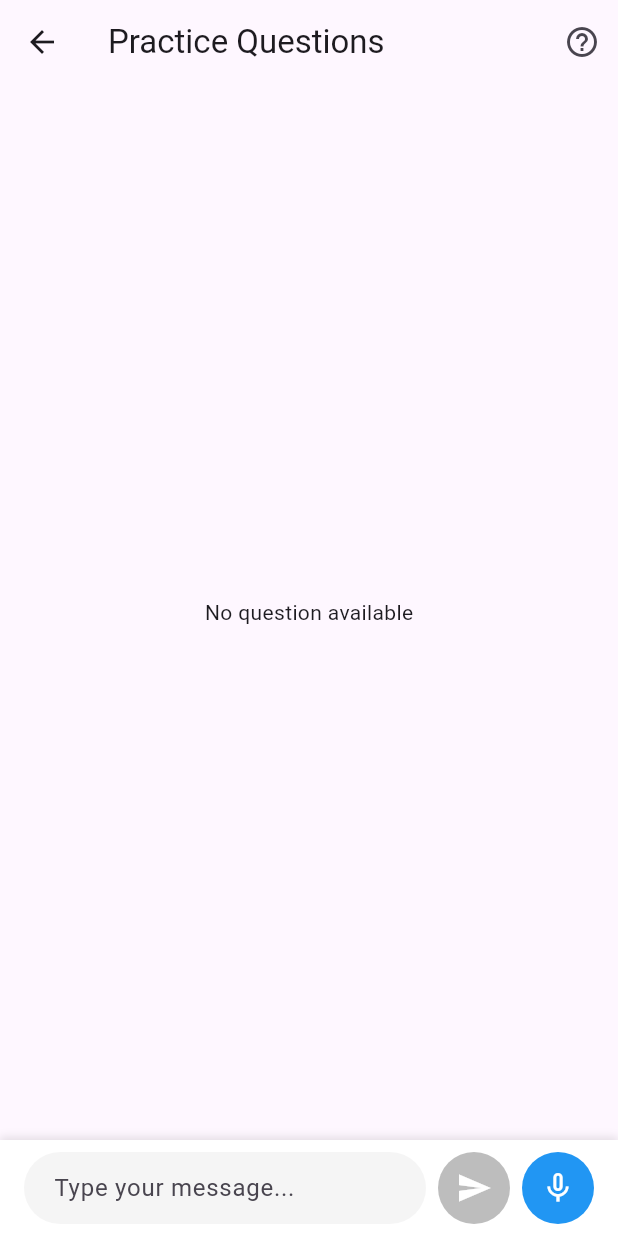
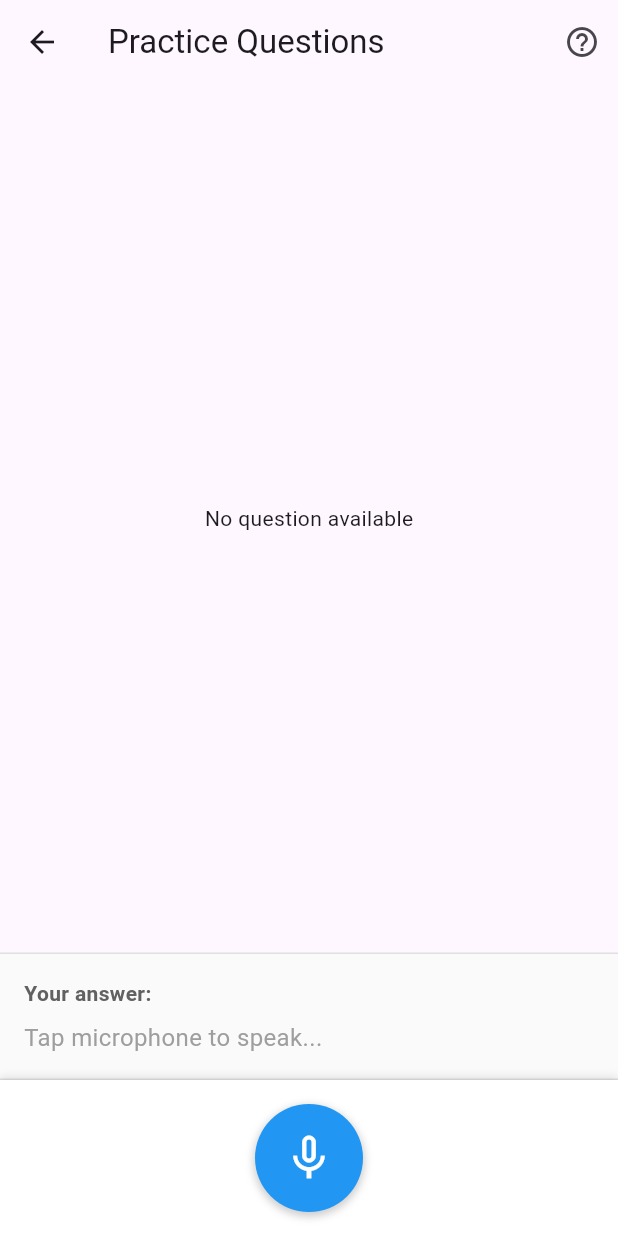
Before and after one commit to landware-inc/ai_english, a Flutter app: the QnAPracticeScreen screen opened by its route, on a phone screen of 412 x 824 dp. Run offline on Flutter 3.47's test engine with Material 3 defaults, Android fonts, the phone set to English and light mode, and no system bars; our stand-ins replace flutter_dotenv, flutter_tts, package_info_plus, shared_preferences, speech_to_text; accounts and stored records are empty.

Commit message:
질문 순서를 랜덤하게 바꾸고, 마이크 버튼을 누르는 것으로 사용자 음성의 시작과 종료를 지정하도록 함

```diff
--- a/lib/screens/qna/qna_practice_screen.dart
+++ b/lib/screens/qna/qna_practice_screen.dart
@@ -7,7 +7,7 @@ import '../../providers/qa_provider.dart';
 import '../../providers/conversation_provider.dart';
 import '../../services/speech_service.dart';
 import '../../widgets/loading_indicator.dart';
-import '../../widgets/speech_input.dart';
+import '../../widgets/voice_only_speech_input.dart'; // Import the new widget
 import '../../routes.dart';
 
 class QnAPracticeScreen extends StatefulWidget {
@@ -28,21 +28,17 @@ class _QnAPracticeScreenState extends State<QnAPracticeScreen> {
   bool _isInitialized = false;
   bool _isProcessingAnswer = false;
   bool _isShowingFeedback = false;
+  bool _shouldAutoActivateMic = false;
   String? _error;
   Map<String, dynamic>? _currentFeedback;
 
   @override
   void initState() {
     super.initState();
-
-    // Future.microtask() 사용:
-//    Future.microtask(() => _initializeSession());
-    // 또는 addPostFrameCallback 사용:
     WidgetsBinding.instance.addPostFrameCallback((_) {
       _initializeSession();
     });
   }
-
 
   Future<void> _initializeSession() async {
     try {
@@ -58,8 +54,8 @@ class _QnAPracticeScreenState extends State<QnAPracticeScreen> {
         _isInitialized = true;
       });
 
-      // Speak the current question
-      _speakCurrentQuestion();
+      // Speak the current question and auto-activate microphone after it finishes
+      _speakCurrentQuestion(autoActivateMic: true);
     } catch (e) {
       setState(() {
         _error = 'Failed to initialize session: $e';
@@ -67,13 +63,25 @@ class _QnAPracticeScreenState extends State<QnAPracticeScreen> {
     }
   }
 
-  void _speakCurrentQuestion() {
+  void _speakCurrentQuestion({bool autoActivateMic = false}) {
     final qaProvider = Provider.of<QAProvider>(context, listen: false);
     final speechService = Provider.of<SpeechService>(context, listen: false);
 
     if (qaProvider.currentQuestion != null) {
       debugPrint('Speaking question: ${qaProvider.currentQuestion?.question}');
-      speechService.speak(qaProvider.currentQuestion!.question);
+
+      setState(() {
+        _shouldAutoActivateMic = autoActivateMic;
+      });
+
+      // Use the onComplete callback to auto-activate microphone
+      speechService.speak(qaProvider.currentQuestion!.question, onComplete: () {
+        if (autoActivateMic && mounted) {
+          setState(() {
+            _shouldAutoActivateMic = true;
+          });
+        }
+      });
     } else {
       debugPrint('No question to speak');
     }
@@ -113,6 +121,10 @@ class _QnAPracticeScreenState extends State<QnAPracticeScreen> {
         }
 
         conversationProvider.addAIMessage(aiMessage);
+
+        // Speak the feedback
+        final speechService = Provider.of<SpeechService>(context, listen: false);
+        speechService.speak(aiMessage);
       } else {
         setState(() {
           _error = result['error'];
@@ -131,6 +143,10 @@ class _QnAPracticeScreenState extends State<QnAPracticeScreen> {
 
   void _moveToNextQuestion() {
     final qaProvider = Provider.of<QAProvider>(context, listen: false);
+    final speechService = Provider.of<SpeechService>(context, listen: false);
+
+    // Stop any ongoing speech
+    speechService.stopSpeaking();
 
     if (qaProvider.hasMoreQuestions) {
       final success = qaProvider.moveToNextQuestion();
@@ -141,8 +157,8 @@ class _QnAPracticeScreenState extends State<QnAPracticeScreen> {
           _currentFeedback = null;
         });
 
-        // Speak the new question
-        _speakCurrentQuestion();
+        // Speak the new question and auto-activate microphone after
+        _speakCurrentQuestion(autoActivateMic: true);
       }
     } else {
       // End of questions, complete the session
@@ -262,14 +278,15 @@ class _QnAPracticeScreenState extends State<QnAPracticeScreen> {
           child: _buildQuestionArea(),
         ),
 
-        // Answer input area
+        // Voice input area (using our new widget)
         if (!_isShowingFeedback)
           Consumer<QAProvider>(
             builder: (context, qaProvider, child) {
-              return SpeechInput(
+              return VoiceOnlySpeechInput(
                 onSendMessage: _processAnswer,
                 isProcessing: _isProcessingAnswer,
                 processingStatus: 'Evaluating your answer...',
+                autoActivate: _shouldAutoActivateMic,
               );
             },
           ),
@@ -433,8 +450,7 @@ class _QnAPracticeScreenState extends State<QnAPracticeScreen> {
 
               const SizedBox(height: 24),
 
-              // Instructions
-              if (!_isShowingFeedback)
+              // Instructions - simpler now with voice-only mode
               Container(
                 padding: const EdgeInsets.all(16),
                 decoration: BoxDecoration(
@@ -444,15 +460,21 @@ class _QnAPracticeScreenState extends State<QnAPracticeScreen> {
                 child: Column(
                   crossAxisAlignment: CrossAxisAlignment.start,
                   children: [
+                    Row(
+                      children: [
+                        Icon(Icons.mic, color: Colors.blue.shade700),
+                        const SizedBox(width: 8),
                         const Text(
-                        'Instructions:',
+                          'Voice Mode Active',
                           style: TextStyle(
                             fontWeight: FontWeight.bold,
                           ),
                         ),
+                      ],
+                    ),
                     const SizedBox(height: 8),
                     const Text(
-                        'Answer the question above. You can type your answer or use the microphone button to speak.',
+                      'Tap the microphone button to speak your answer. The microphone will activate automatically after each question.',
                     ),
                     const SizedBox(height: 8),
                     if (question.keywords.isNotEmpty)
@@ -560,23 +582,23 @@ class _QnAPracticeScreenState extends State<QnAPracticeScreen> {
     showDialog(
       context: context,
       builder: (context) => AlertDialog(
-        title: const Text('How to Practice'),
+        title: const Text('Voice Mode Instructions'),
         content: Column(
           mainAxisSize: MainAxisSize.min,
           crossAxisAlignment: CrossAxisAlignment.start,
           children: const [
-            Text('1. Read the question carefully'),
+            Text('1. Listen to the question being read'),
             SizedBox(height: 8),
-            Text('2. Type your answer or use the microphone to speak it'),
+            Text('2. The microphone will automatically activate when the question finishes'),
             SizedBox(height: 8),
-            Text('3. Submit your answer for evaluation'),
+            Text('3. Speak your answer clearly'),
             SizedBox(height: 8),
-            Text('4. Review the feedback and correct answers'),
+            Text('4. Tap the microphone again if you need to stop or restart'),
             SizedBox(height: 8),
-            Text('5. Continue to the next question'),
+            Text('5. Listen to the feedback and tap "Next Question" to continue'),
             SizedBox(height: 16),
             Text(
-              'Note: Long-press the microphone button to start recording. Release when finished.',
+              'The microphone icon will turn red when it\'s listening to your answer.',
               style: TextStyle(fontStyle: FontStyle.italic),
             ),
           ],
--- /dev/null
+++ b/lib/widgets/voice_only_speech_input.dart
@@ -0,0 +1,374 @@
+// lib/widgets/voice_only_speech_input.dart
+
+import 'package:flutter/material.dart';
+import 'package:provider/provider.dart';
+import '../services/speech_service.dart';
+
+class VoiceOnlySpeechInput extends StatefulWidget {
+  final Function(String) onSendMessage;
+  final bool isProcessing;
+  final String processingStatus;
+  final bool autoActivate;
+
+  const VoiceOnlySpeechInput({
+    Key? key,
+    required this.onSendMessage,
+    this.isProcessing = false,
+    this.processingStatus = '',
+    this.autoActivate = false,
+  }) : super(key: key);
+
+  @override
+  State<VoiceOnlySpeechInput> createState() => _VoiceOnlySpeechInputState();
+}
+
+class _VoiceOnlySpeechInputState extends State<VoiceOnlySpeechInput> {
+  bool _isListening = false;
+  String _recognizedText = '';
+  String _listeningStatus = '';
+  bool _micActivationPending = false;
+
+  @override
+  void initState() {
+    super.initState();
+
+    // Auto-activate microphone if requested (will be checked if TTS is not speaking first)
+    if (widget.autoActivate) {
+      setState(() {
+        _micActivationPending = true;
+      });
+
+      // Check on next frame if TTS is speaking
+      WidgetsBinding.instance.addPostFrameCallback((_) {
+        _checkAndActivateMicrophone();
+      });
+    }
+  }
+
+  // Check if TTS is speaking and only activate microphone if it's not
+  Future<void> _checkAndActivateMicrophone() async {
+    if (!mounted) return;
+
+    final speechService = Provider.of<SpeechService>(context, listen: false);
+    final isSpeaking = await speechService.isSpeaking();
+
+    if (!isSpeaking && _micActivationPending && mounted) {
+      setState(() {
+        _micActivationPending = false;
+      });
+      _activateMicrophone(speechService);
+    } else if (isSpeaking && _micActivationPending && mounted) {
+      // If TTS is speaking, wait for it to finish and then check again
+      speechService.onTtsCompletion(() {
+        if (mounted) {
+          _checkAndActivateMicrophone();
+        }
+      });
+    }
+  }
+
+  @override
+  Widget build(BuildContext context) {
+    final speechService = Provider.of<SpeechService>(context);
+    final isTtsSpeaking = speechService.isSpeakingSync;
+
+    return Column(
+      children: [
+        // Recognized text display - always show this container but with empty or filled content
+        Container(
+          padding: const EdgeInsets.all(16),
+          width: double.infinity,
+          decoration: BoxDecoration(
+            color: Colors.grey.shade50,
+            border: Border(
+              top: BorderSide(color: Colors.grey.shade300, width: 1),
+              bottom: BorderSide(color: Colors.grey.shade300, width: 1),
+            ),
+          ),
+          child: Column(
+            crossAxisAlignment: CrossAxisAlignment.start,
+            children: [
+              Text(
+                'Your answer:',
+                style: TextStyle(
+                  fontWeight: FontWeight.bold,
+                  color: Colors.grey.shade700,
+                  fontSize: 14,
+                ),
+              ),
+              const SizedBox(height: 8),
+              Text(
+                _recognizedText.isEmpty
+                    ? isTtsSpeaking
+                    ? 'Waiting for question to finish...'
+                    : 'Tap microphone to speak...'
+                    : _recognizedText,
+                style: TextStyle(
+                  color: _recognizedText.isEmpty ? Colors.grey.shade500 : Colors.black87,
+                  fontSize: 16,
+                ),
+              ),
+            ],
+          ),
+        ),
+
+        // Processing or listening status indicator
+        if (widget.isProcessing || _isListening || isTtsSpeaking)
+          Container(
+            padding: const EdgeInsets.symmetric(vertical: 8),
+            color: widget.isProcessing
+                ? Colors.blue.shade50
+                : _isListening
+                ? Colors.green.shade50
+                : Colors.yellow.shade50,
+            width: double.infinity,
+            child: Row(
+              mainAxisAlignment: MainAxisAlignment.center,
+              children: [
+                SizedBox(
+                  width: 16,
+                  height: 16,
+                  child: CircularProgressIndicator(
+                    strokeWidth: 2,
+                    valueColor: AlwaysStoppedAnimation<Color>(
+                      widget.isProcessing
+                          ? Colors.blue
+                          : _isListening
+                          ? Colors.green
+                          : Colors.orange,
+                    ),
+                  ),
+                ),
+                const SizedBox(width: 8),
+                Text(
+                  widget.isProcessing
+                      ? widget.processingStatus
+                      : _isListening
+                      ? 'Listening...'
+                      : isTtsSpeaking
+                      ? 'Reading question...'
+                      : 'Tap microphone to speak',
+                  style: TextStyle(
+                    color: widget.isProcessing
+                        ? Colors.blue.shade700
+                        : _isListening
+                        ? Colors.green.shade700
+                        : Colors.orange.shade700,
+                  ),
+                ),
+              ],
+            ),
+          ),
+
+        // Microphone button and submit
+        Container(
+          decoration: BoxDecoration(
+            color: Colors.white,
+            boxShadow: [
+              BoxShadow(
+                offset: const Offset(0, -2),
+                blurRadius: 4,
+                color: Colors.black.withOpacity(0.1),
+              ),
+            ],
+          ),
+          padding: const EdgeInsets.symmetric(
+            horizontal: 16,
+            vertical: 16,
+          ),
+          child: SafeArea(
+            child: Row(
+              mainAxisAlignment: MainAxisAlignment.center,
+              children: [
+                // Microphone button
+                Consumer<SpeechService>(
+                  builder: (context, speechService, child) {
+                    final bool isTtsSpeaking = speechService.isSpeakingSync;
+                    final bool micDisabled = widget.isProcessing || isTtsSpeaking;
+
+                    return GestureDetector(
+                      onTap: micDisabled
+                          ? null
+                          : () => _toggleListening(speechService),
+                      child: Container(
+                        width: 72,
+                        height: 72,
+                        decoration: BoxDecoration(
+                          color: _isListening
+                              ? Colors.red
+                              : micDisabled
+                              ? Colors.grey
+                              : Colors.blue,
+                          shape: BoxShape.circle,
+                          boxShadow: [
+                            BoxShadow(
+                              color: Colors.black.withOpacity(0.2),
+                              spreadRadius: 1,
+                              blurRadius: 4,
+                              offset: const Offset(0, 2),
+                            ),
+                          ],
+                        ),
+                        child: Stack(
+                          alignment: Alignment.center,
+                          children: [
+                            Icon(
+                              _isListening
+                                  ? Icons.mic
+                                  : Icons.mic_none,
+                              color: Colors.white,
+                              size: 36,
+                            ),
+                            if (isTtsSpeaking)
+                              Container(
+                                width: 72,
+                                height: 72,
+                                decoration: BoxDecoration(
+                                  color: Colors.black.withOpacity(0.5),
+                                  shape: BoxShape.circle,
+                                ),
+                                child: const Icon(
+                                  Icons.volume_up,
+                                  color: Colors.white,
+                                  size: 36,
+                                ),
+                              ),
+                          ],
+                        ),
+                      ),
+                    );
+                  },
+                ),
+
+                // Submit button - only show when we have recognized text and not listening/processing/TTS speaking
+                if (_recognizedText.isNotEmpty && !_isListening && !widget.isProcessing)
+                  Consumer<SpeechService>(
+                    builder: (context, speechService, child) {
+                      final bool isTtsSpeaking = speechService.isSpeakingSync;
+
+                      if (isTtsSpeaking) return const SizedBox.shrink();
+
+                      return Padding(
+                        padding: const EdgeInsets.only(left: 24),
+                        child: ElevatedButton(
+                          onPressed: _sendRecognizedText,
+                          style: ElevatedButton.styleFrom(
+                            backgroundColor: Colors.green,
+                            padding: const EdgeInsets.symmetric(horizontal: 24, vertical: 16),
+                          ),
+                          child: const Row(
+                            mainAxisSize: MainAxisSize.min,
+                            children: [
+                              Icon(Icons.send, color: Colors.white),
+                              SizedBox(width: 8),
+                              Text(
+                                'Submit',
+                                style: TextStyle(
+                                  color: Colors.white,
+                                  fontSize: 16,
+                                ),
+                              ),
+                            ],
+                          ),
+                        ),
+                      );
+                    },
+                  ),
+              ],
+            ),
+          ),
+        ),
+      ],
+    );
+  }
+
+  void _toggleListening(SpeechService speechService) {
+    if (_isListening) {
+      // If currently listening, stop
+      _stopListening(speechService);
+    } else {
+      // If not listening, check if TTS is speaking first
+      _activateMicrophoneIfNotSpeaking(speechService);
+    }
+  }
+
+  // New method to check TTS status before activating microphone
+  Future<void> _activateMicrophoneIfNotSpeaking(SpeechService speechService) async {
+    final isSpeaking = await speechService.isSpeaking();
+
+    if (!isSpeaking) {
+      _activateMicrophone(speechService);
+    } else {
+      // Show a message that we can't start listening while TTS is speaking
+      ScaffoldMessenger.of(context).showSnackBar(
+        const SnackBar(
+          content: Text('Please wait for the question to finish...'),
+          duration: Duration(seconds: 2),
+        ),
+      );
+    }
+  }
+
+  void _activateMicrophone(SpeechService speechService) {
+    if (widget.isProcessing) return;
+
+    // Clear previous recognized text if we're starting fresh
+    setState(() {
+      _isListening = true;
+      _listeningStatus = 'Listening...';
+      // Don't clear _recognizedText here - allow user to make corrections
+    });
+
+    speechService.startListening(
+      onResult: (result) {
+        setState(() {
+          _recognizedText = result;
+        });
+      },
+      onListeningStarted: () {
+        setState(() {
+          _listeningStatus = 'Listening...';
+        });
+      },
+      onListeningFinished: () {
+        setState(() {
+          _isListening = false;
+          _listeningStatus = '';
+        });
+      },
+      onError: (error) {
+        setState(() {
+          _isListening = false;
+          _listeningStatus = '';
+        });
+
+        // Show error as snackbar
+        if (error.contains("while TTS is speaking")) {
+          ScaffoldMessenger.of(context).showSnackBar(
+            const SnackBar(content: Text('Please wait for the question to finish')),
+          );
+        } else {
+          ScaffoldMessenger.of(context).showSnackBar(
+            SnackBar(content: Text('Speech recognition error: $error')),
+          );
+        }
+      },
+    );
+  }
+
+  void _stopListening(SpeechService speechService) {
+    if (_isListening) {
+      speechService.stopListening();
+    }
+  }
+
+  void _sendRecognizedText() {
+    if (_recognizedText.trim().isNotEmpty) {
+      widget.onSendMessage(_recognizedText);
+
+      setState(() {
+        _recognizedText = '';
+      });
+    }
+  }
+}
```
Also changed, not shown: lib/providers/qa_provider.dart (+28 -1 lines), lib/services/speech_service.dart (+54 -15 lines). Lines whose indentation alone changed are shown as unchanged.
